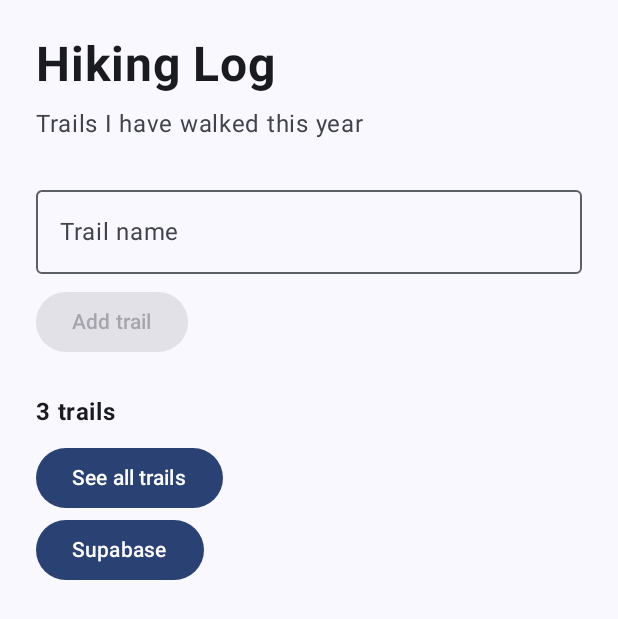
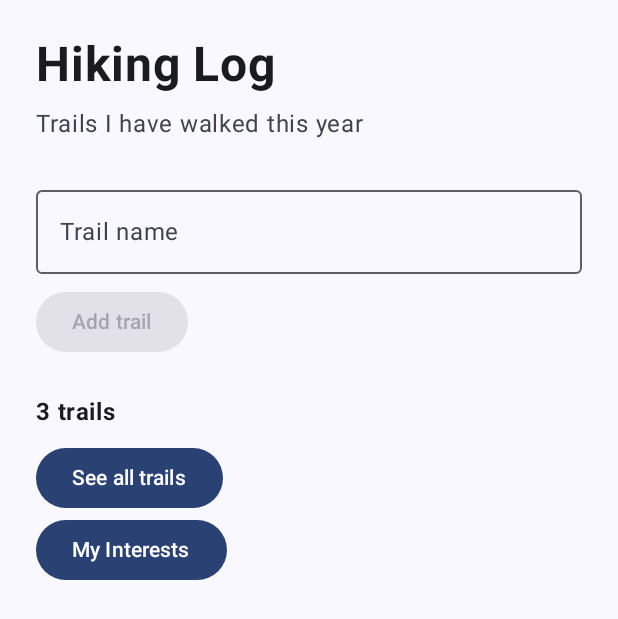
Before and after one commit to dzemal5/csc441-android-dzemal, an Android app built with Jetpack Compose: the screen it shows after launch (MainActivity), on a phone screen of 412 x 824 dp. Shown: the top 619 px of the screen. Run offline under Robolectric (Android 15) with nearby library versions, the phone set to English and light mode, and no system bars.

Commit message:
small fix to project and adding lab21

```diff
--- a/app/src/main/java/edu/lemoyne/campusapp/CampusAppScreen.kt
+++ b/app/src/main/java/edu/lemoyne/campusapp/CampusAppScreen.kt
@@ -60,7 +60,10 @@ fun CounterDemo() {
 
 // --- Class 9 · Step 2: one owner for the data ---
 @Composable
-fun CampusAppScreen(showcaseState: ShowcaseUiState, modifier: Modifier = Modifier) {
+fun CampusAppScreen(
+    showcaseState: ShowcaseUiState,
+    onRefreshShowcase: () -> Unit,
+    modifier: Modifier = Modifier) {
     // --- Class 7 · Step 2: the list lives in state ---
     val trails = remember {
         mutableStateListOf("Green Lakes State Park", "Clark Reservation", "Highland Forest")
@@ -74,7 +77,7 @@ fun CampusAppScreen(showcaseState: ShowcaseUiState, modifier: Modifier = Modifie
             trails = trails,
             onAddTrail = { trails.add(it) },
             onSeeAll = { currentScreen = "list" },
-            onSupabase = { currentScreen = "supaabse" },
+            onInterestsClick = { currentScreen = "interests" },
             modifier = modifier
         )
         "list" -> ListScreen(
@@ -85,8 +88,9 @@ fun CampusAppScreen(showcaseState: ShowcaseUiState, modifier: Modifier = Modifie
             modifier = modifier
         )
 
-        "supaabse" -> InterestsScreen(
+        "interests" -> InterestsScreen(
             state = showcaseState,
+            onRefresh = { onRefreshShowcase() },
             onBack = { currentScreen = "home" },
             modifier = modifier
         )
@@ -100,7 +104,7 @@ fun HomeScreen(
     trails: List<String>,
     onAddTrail: (String) -> Unit,
     onSeeAll: () -> Unit,
-    onSupabase: () -> Unit,
+    onInterestsClick: () -> Unit,
     modifier: Modifier = Modifier
 ) {
     // --- Class 7 · Step 3: what's typed lives in state ---
@@ -190,8 +194,8 @@ fun HomeScreen(
             Text("See all trails")
         }
 
-        Button(onClick = onSupabase) {
-            Text("Supabase")
+        Button(onClick = onInterestsClick) {
+            Text("My Interests")
         }
     }
 }
@@ -285,7 +289,7 @@ fun HomeScreenPreview() {
             trails = listOf("Green Lakes State Park", "Clark Reservation"),
             onAddTrail = {},
             onSeeAll = {},
-            onSupabase = {}
+            onInterestsClick = {}
         )
     }
 }
--- a/app/src/main/java/edu/lemoyne/campusapp/MainActivity.kt
+++ b/app/src/main/java/edu/lemoyne/campusapp/MainActivity.kt
@@ -47,7 +47,10 @@ class MainActivity : ComponentActivity() {
             CampusAppTheme {
                 Scaffold(modifier = Modifier.fillMaxSize()) { innerPadding ->
                     //Step 6
-                    CampusAppScreen(showcaseState = showcaseState, modifier = Modifier.padding(innerPadding))
+                    CampusAppScreen(
+                        showcaseState = showcaseState,
+                        onRefreshShowcase = { showcaseViewModel.refresh() },
+                        modifier = Modifier.padding(innerPadding))
                 }
             }
         }
```
Also changed, not shown: app/src/main/java/edu/lemoyne/campusapp/InterestsScreen.kt (+18 -2 lines).
